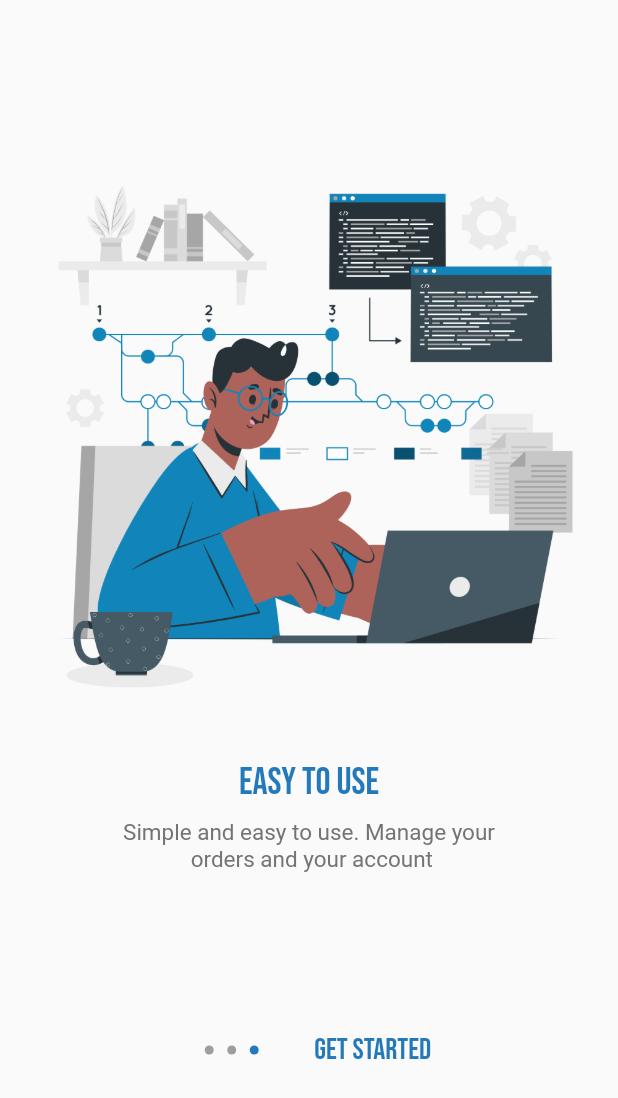
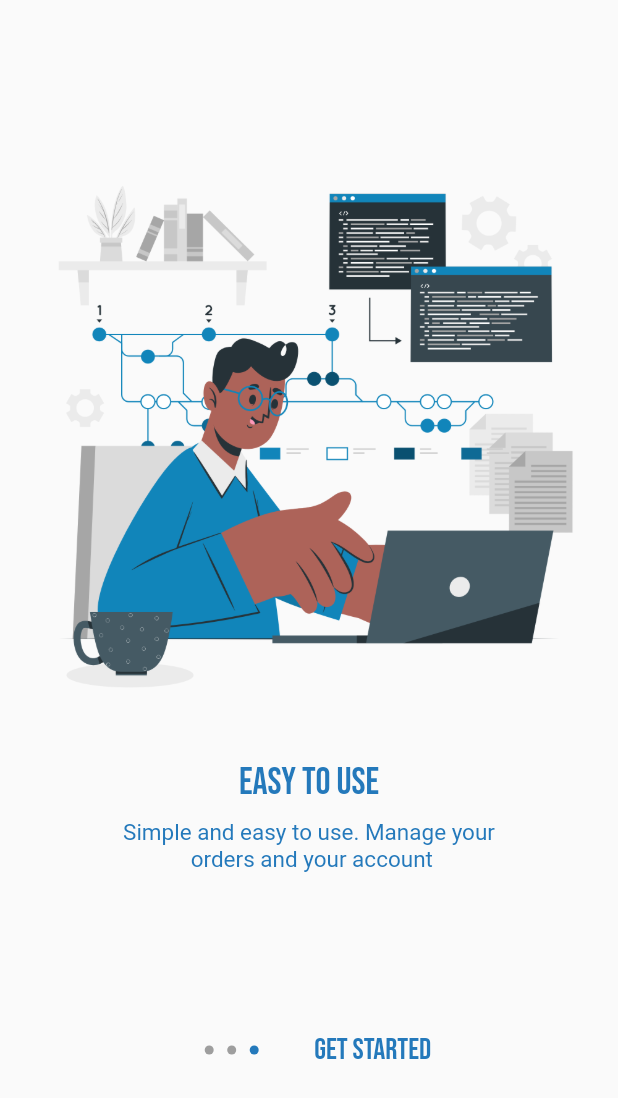
Before and after one commit to abduseK/Cake-App, a Flutter app: the screen it shows after launch, on a phone screen of 412 x 824 dp. Shown: the top 1098 px of the screen. Run offline on Flutter 3.47's test engine with Material 2 defaults, Android fonts, the phone set to English and light mode, and no system bars.

Commit message:
home screen created

```diff
--- /dev/null
+++ b/lib/constants/constants.dart
@@ -0,0 +1,3 @@
+import 'package:flutter/material.dart';
+
+const kPrimaryColor = Color.fromARGB(222, 4, 102, 178);
--- a/lib/screens/onBoardScreen.dart
+++ b/lib/screens/onBoardScreen.dart
@@ -1,8 +1,10 @@
 import 'dart:async';
 import 'package:flutter/material.dart';
+import 'package:test_onte/screens/homeScreen.dart';
 import 'package:test_onte/screens/onBoradContentScreen.dart';
 import '../models/onBaord.dart';
 import "./dotMarkers.dart";
+import "../constants//constants.dart";
 
 class OnBoardScreen extends StatefulWidget {
   const OnBoardScreen({super.key});
@@ -25,7 +27,8 @@ class _OnBoardScreenState extends State<OnBoardScreen> {
     OnBaord(
         title: "Order from your home",
         image: "images/ill2.png",
-        description: "Order your cake from your home... fast"),
+        description:
+            "Wanna eat some cake while you're on your couch? \n Order your favorite cake from your home"),
     OnBaord(
         title: "Easy to use",
         image: "images/ill3.png",
@@ -117,18 +120,23 @@ class _OnBoardScreenState extends State<OnBoardScreen> {
                         child: const Text(
                           "Get Started",
                           style: TextStyle(
-                            color: Color.fromARGB(222, 4, 102, 178),
+                            color: kPrimaryColor,
                             fontFamily: "BebasNeue-Regular",
                             fontSize: 20,
                           ),
                         ),
-                        onPressed: () {},
+                        onPressed: () {
+                          Navigator.push(
+                              context,
+                              MaterialPageRoute(
+                                  builder: (context) => HomeScreen()));
+                        },
                       )
                     : TextButton(
                         child: const Text(
                           "Next",
                           style: TextStyle(
-                              color: Color.fromARGB(222, 4, 102, 178),
+                              color: kPrimaryColor,
                               fontFamily: "BebasNeue-Regular",
                               fontSize: 17),
                         ),
--- a/lib/screens/onBoradContentScreen.dart
+++ b/lib/screens/onBoradContentScreen.dart
@@ -1,4 +1,5 @@
 import 'package:flutter/material.dart';
+import 'package:test_onte/constants/constants.dart';
 
 class OnBoardContentScreen extends StatelessWidget {
   final String title;
@@ -20,7 +21,7 @@ class OnBoardContentScreen extends StatelessWidget {
           title,
           style: const TextStyle(
               fontSize: 25.0,
-              color: Color.fromARGB(222, 4, 102, 178),
+              color: kPrimaryColor,
               fontFamily: "BebasNeue-Regular"),
         ),
         const SizedBox(
@@ -28,8 +29,7 @@ class OnBoardContentScreen extends StatelessWidget {
         ),
         Text(
           description,
-          style: const TextStyle(
-              fontSize: 15.0, color: Color.fromARGB(255, 119, 115, 115)),
+          style: const TextStyle(fontSize: 15.0, color: kPrimaryColor),
           textAlign: TextAlign.center,
         )
       ],
```
Also changed, not shown: lib/screens/homeScreen.dart (added, +23 -0 lines).
